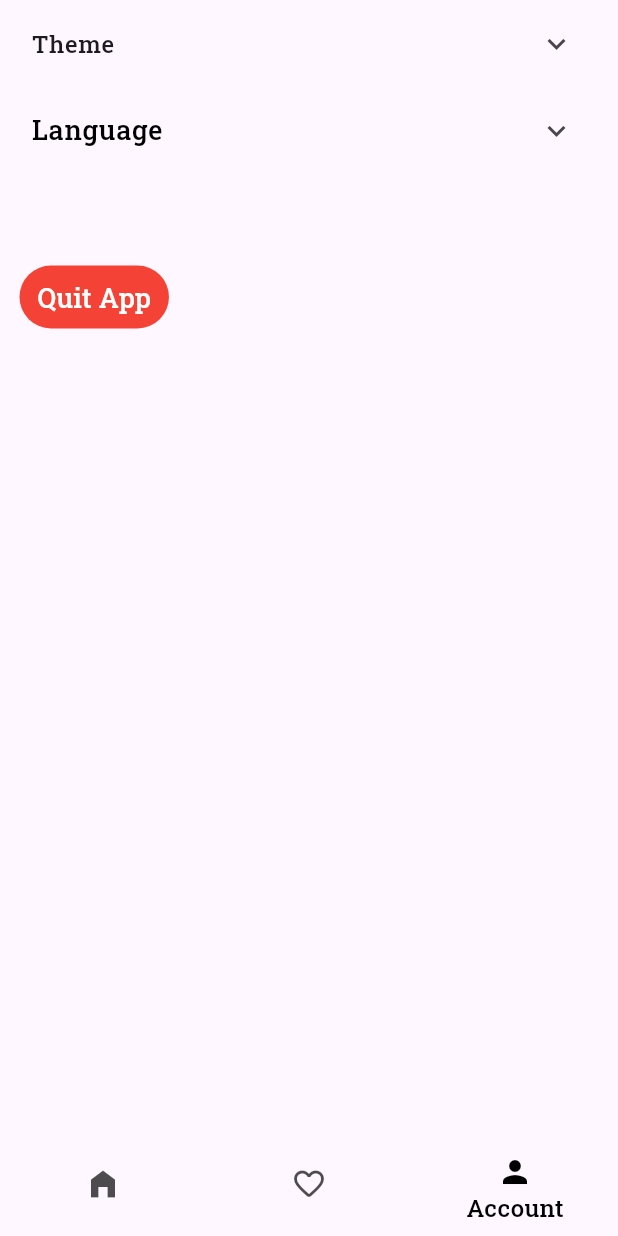
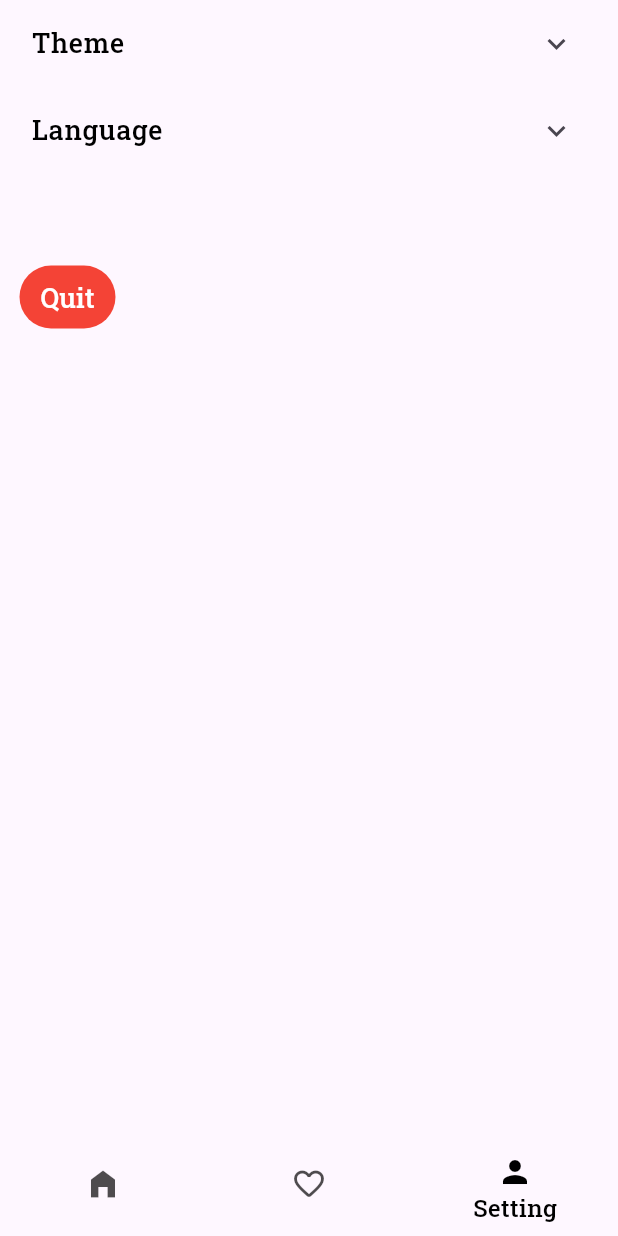
Before and after one commit to Debaraj-stha/quote_app, a Flutter app: the MyHomePage screen opened directly, item 3 of the bottom bar chosen, on a phone screen of 412 x 824 dp. Run offline on Flutter 3.47's test engine with Material 3 defaults, Android fonts, the phone set to English and light mode, and no system bars; our stand-ins replace fluttertoast, get, get_storage, share_plus, shared_preferences, sqflite; accounts and stored records are empty; generated files the repository leaves out were written again.

```diff
--- a/lib/main.dart
+++ b/lib/main.dart
@@ -1,3 +1,4 @@
+import 'package:flutter/foundation.dart';
 import 'package:flutter/material.dart';
 import 'package:get/get.dart';
 import 'package:flutter_localizations/flutter_localizations.dart';
@@ -13,13 +14,13 @@ import 'package:shared_preferences/shared_preferences.dart';
 
 import 'reposiory/themes.dart';
 
-import 'view/account.dart';
+import 'view/setting.dart';
 import 'view/userIntroPage.dart';
 
 void main() async {
   WidgetsFlutterBinding.ensureInitialized();
   final sp = await SharedPreferences.getInstance();
-  final String language = sp.getString('locale') ?? "";
+  final String language = sp.getString(Constraints.localeKey) ?? "";
   final String theme = sp.getString(Constraints.themeKey) ?? "default";
   final ThemeMode themeMode = await HandleTheme().getThemeMode();
   final bool isAlreadyOpenApp =
@@ -41,11 +42,14 @@ class MyApp extends StatelessWidget {
   final ThemeMode themeMode;
   @override
   Widget build(BuildContext context) {
+    if (kDebugMode) {
+      print("my locale$locale");
+    }
     return GetMaterialApp(
         debugShowCheckedModeBanner: false,
         title: 'Flutter Demo',
         locale: locale != "" ? Locale(locale) : const Locale('en'),
-        supportedLocales: const [Locale('en'), Locale('np'), Locale('hi')],
+        supportedLocales: const [Locale('en'), Locale('ne'), Locale('hi')],
         localizationsDelegates: const [
           AppLocalizations.delegate,
           GlobalMaterialLocalizations.delegate,
@@ -77,7 +81,7 @@ class _MyHomePageState extends State<MyHomePage> {
   final List<Widget> _tabs = [
     const Quotes(),
     const FavouriteQuote(),
-    const Account()
+    const Setting()
   ];
 
   @override
@@ -100,22 +104,22 @@ class _MyHomePageState extends State<MyHomePage> {
               selectedIconTheme: const IconThemeData(color: Colors.black),
               selectedItemColor: Colors.black,
               unselectedItemColor: const Color.fromARGB(178, 2, 1, 1),
-              items: const [
+              items: [
                 BottomNavigationBarItem(
                   tooltip: "Home",
                   backgroundColor: Colors.red,
-                  icon: Icon(Icons.home_filled),
-                  label: "Home",
+                  icon: const Icon(Icons.home_filled),
+                  label: AppLocalizations.of(context)!.home,
                 ),
                 BottomNavigationBarItem(
                   tooltip: "Favourite",
-                  icon: Icon(Icons.favorite_outline_rounded),
-                  label: "Favourite",
+                  icon: const Icon(Icons.favorite_outline_rounded),
+                  label: AppLocalizations.of(context)!.favourite,
                 ),
                 BottomNavigationBarItem(
-                  tooltip: "Account",
-                  icon: Icon(Icons.person),
-                  label: "Account",
+                  tooltip: "Setting",
+                  icon: const Icon(Icons.person),
+                  label: AppLocalizations.of(context)!.settings,
                 ),
               ],
             ),
--- a/lib/resources/constraints.dart
+++ b/lib/resources/constraints.dart
@@ -2,4 +2,5 @@ class Constraints {
   static String savedIdKey = "savedIdOfQuote";
     static String themeKey = "theme";
   static String isAlreadyOpenApp="isAlreadyOpenApp";
+    static String localeKey = "locale";
 }
--- a/lib/resources/locale.dart
+++ b/lib/resources/locale.dart
@@ -1,11 +1,7 @@
 import 'package:flutter/material.dart';
 
 final List locale = [
-  {
-    "name": "English",
-    "locale": const Locale('en', 'US'),
-    "language": "english"
-  },
-  {"name": "नेपाली", "locale": const Locale('np', 'NPL'), "language": "nepali"},
-  {"name": "हिंदी", "locale": const Locale('hi', 'IN'), "language": "hindi"}
+  {"name": "English", "locale": const Locale('en', 'US'), "code": "en"},
+  {"name": "नेपाली", "locale": const Locale('ne', 'NPL'), "code": "ne"},
+  {"name": "हिंदी", "locale": const Locale('hi', 'IN'), "code": "hi"}
 ];
--- a/lib/view/account.dart
+++ b/lib/view/setting.dart
@@ -4,15 +4,16 @@ import 'package:quote/resources/locale.dart';
 import 'package:quote/view_model/handleLocale.dart';
 
 import '../view_model/handleTheme.dart';
+import 'package:flutter_gen/gen_l10n/app_localizations.dart';
 
-class Account extends StatefulWidget {
-  const Account({super.key});
+class Setting extends StatefulWidget {
+  const Setting({super.key});
 
   @override
-  State<Account> createState() => _AccountState();
+  State<Setting> createState() => _SettingState();
 }
 
-class _AccountState extends State<Account> {
+class _SettingState extends State<Setting> {
   @override
   Widget build(BuildContext context) {
     return Scaffold(
@@ -29,7 +30,7 @@ class _AccountState extends State<Account> {
               childrenPadding:
                   const EdgeInsets.symmetric(vertical: 8, horizontal: 8),
               maintainState: true,
-              title: const Text("Theme"),
+              title: BuildText(text: AppLocalizations.of(context)!.theme),
               children: [
                 InkWell(
                   onTap: () {
@@ -37,20 +38,23 @@ class _AccountState extends State<Account> {
                   },
                   child: Container(
                       padding: const EdgeInsets.symmetric(vertical: 8),
-                      child: const BuildText(text: "Dark")),
+                      child:
+                          BuildText(text: AppLocalizations.of(context)!.dark)),
                 ),
                 InkWell(
                   onTap: () {},
                   child: Container(
                       padding: const EdgeInsets.symmetric(vertical: 8),
-                      child: const BuildText(text: "Light")),
+                      child:
+                          BuildText(text: AppLocalizations.of(context)!.light)),
                 ),
                 InkWell(
-                  onTap: () {},
-                  child: Container(
+                    onTap: () {},
+                    child: Container(
                       padding: const EdgeInsets.symmetric(vertical: 8),
-                      child: const BuildText(text: "System ")),
-                ),
+                      child:
+                          BuildText(text: AppLocalizations.of(context)!.system),
+                    )),
               ],
             ),
             ExpansionTile(
@@ -58,12 +62,12 @@ class _AccountState extends State<Account> {
                 expandedAlignment: Alignment.centerLeft,
                 childrenPadding:
                     const EdgeInsets.symmetric(vertical: 8, horizontal: 8),
-                title: const BuildText(text: "Language"),
+                title: BuildText(text: AppLocalizations.of(context)!.language),
                 children: List.generate(locale.length, (index) {
                   return InkWell(
                     onTap: () {
                       HandleLocale().changeLocale(
-                          locale[index]['language'], locale[index]['locale']);
+                          locale[index]['code'], locale[index]['locale']);
                     },
                     child: Container(
                         padding: const EdgeInsets.symmetric(vertical: 8),
@@ -84,8 +88,8 @@ class _AccountState extends State<Account> {
                       onPressed: () {
                         Navigator.pop(context);
                       },
-                      child: const BuildText(
-                        text: "Quit App",
+                      child: BuildText(
+                        text: AppLocalizations.of(context)!.quit,
                         color: Colors.white,
                       )),
                 ],
```
Also changed, not shown: lib/l10n/app_en.arb (+11 -1 lines), lib/l10n/app_hi.arb (+11 -1 lines), lib/l10n/app_ne.arb (added, +13 -0 lines), lib/resources/components/singleQuote.dart (+4 -3 lines), lib/view_model/handleLocale.dart (+12 -8 lines), 1 other file.
